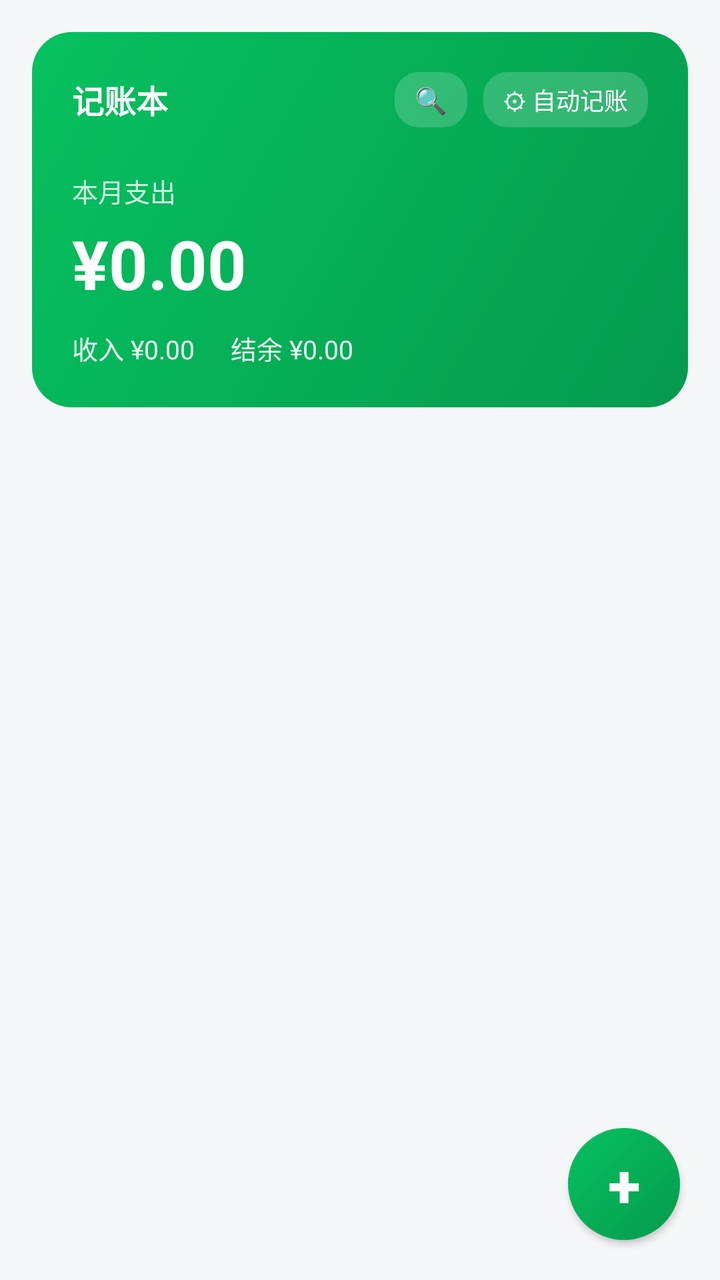
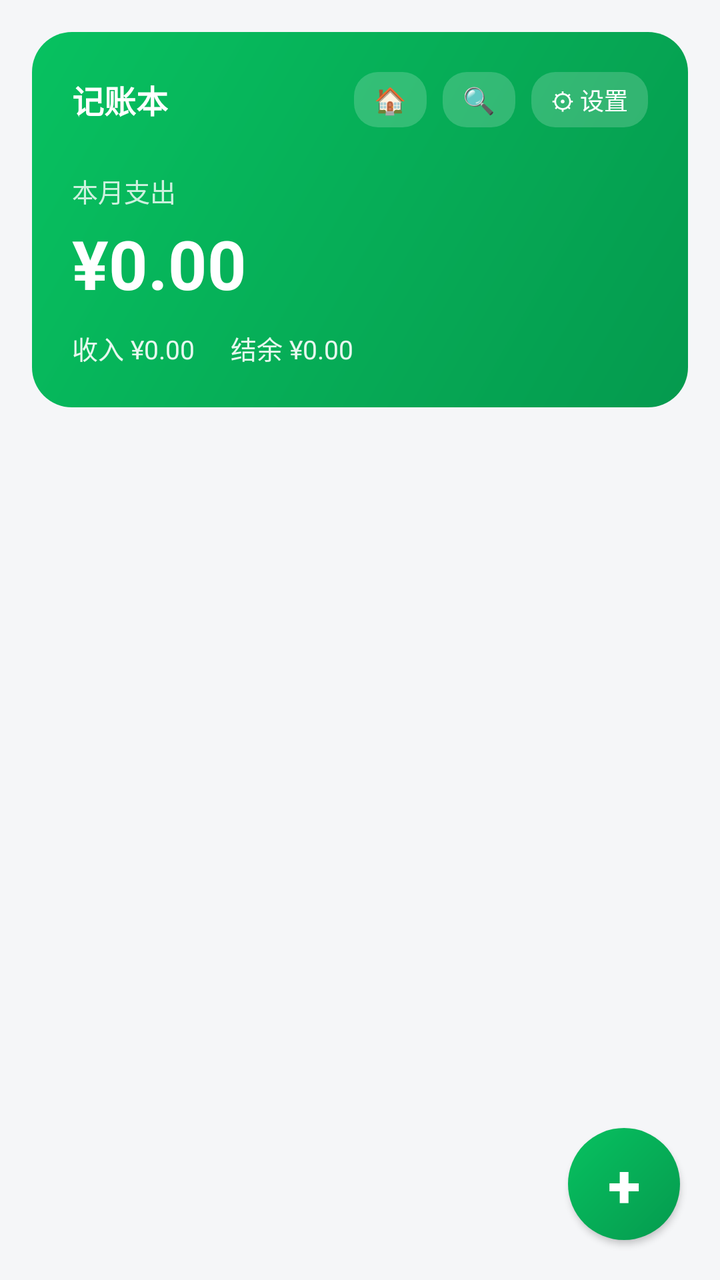

An Android layout rendered at two revisions. The XML below is the earlier revision; the diff shows what the commit changed to produce the second picture.
<!-- AndroidManifest.xml: application theme AppTheme -->
<!-- res/layout/activity_main.xml -->
<?xml version="1.0" encoding="utf-8"?>
<FrameLayout xmlns:android="http://schemas.android.com/apk/res/android"
    android:layout_width="match_parent"
    android:layout_height="match_parent"
    android:background="@color/bg">

    <LinearLayout
        android:layout_width="match_parent"
        android:layout_height="match_parent"
        android:orientation="vertical">

        
        <LinearLayout
            android:id="@+id/stats_card"
            android:layout_width="match_parent"
            android:layout_height="wrap_content"
            android:layout_margin="16dp"
            android:background="@drawable/bg_stats_card"
            android:clickable="true"
            android:focusable="true"
            android:orientation="vertical"
            android:padding="20dp">

            <LinearLayout
                android:layout_width="match_parent"
                android:layout_height="wrap_content"
                android:gravity="center_vertical"
                android:orientation="horizontal">

                <TextView
                    android:layout_width="wrap_content"
                    android:layout_height="wrap_content"
                    android:text="记账本"
                    android:textColor="@color/white"
                    android:textSize="16sp"
                    android:textStyle="bold" />

                <Space
                    android:layout_width="0dp"
                    android:layout_height="1dp"
                    android:layout_weight="1" />

                <TextView
                    android:id="@+id/btn_search"
                    android:layout_width="wrap_content"
                    android:layout_height="wrap_content"
                    android:layout_marginEnd="8dp"
                    android:background="@drawable/bg_permission_chip"
                    android:clickable="true"
                    android:focusable="true"
                    android:paddingStart="10dp"
                    android:paddingEnd="10dp"
                    android:paddingTop="5dp"
                    android:paddingBottom="5dp"
                    android:text="🔍"
                    android:textColor="@color/white"
                    android:textSize="13sp" />

                <TextView
                    android:id="@+id/btn_permission"
                    android:layout_width="wrap_content"
                    android:layout_height="wrap_content"
                    android:background="@drawable/bg_permission_chip"
                    android:clickable="true"
                    android:focusable="true"
                    android:paddingStart="10dp"
                    android:paddingEnd="10dp"
                    android:paddingTop="5dp"
                    android:paddingBottom="5dp"
                    android:text="⚙ 自动记账"
                    android:textColor="@color/white"
                    android:textSize="12sp" />
            </LinearLayout>

            <TextView
                android:layout_width="wrap_content"
                android:layout_height="wrap_content"
                android:layout_marginTop="22dp"
                android:text="本月支出"
                android:textColor="@color/on_primary_sec"
                android:textSize="13sp" />

            <TextView
                android:id="@+id/month_expense"
                android:layout_width="wrap_content"
                android:layout_height="wrap_content"
                android:layout_marginTop="4dp"
                android:text="¥0.00"
                android:textColor="@color/white"
                android:textSize="34sp"
                android:textStyle="bold" />

            <LinearLayout
                android:layout_width="wrap_content"
                android:layout_height="wrap_content"
                android:layout_marginTop="10dp"
                android:orientation="horizontal">

                <TextView
                    android:id="@+id/month_income"
                    android:layout_width="wrap_content"
                    android:layout_height="wrap_content"
                    android:text="收入 ¥0.00"
                    android:textColor="@color/on_primary_dim"
                    android:textSize="13sp" />

                <TextView
                    android:id="@+id/month_balance"
                    android:layout_width="wrap_content"
                    android:layout_height="wrap_content"
                    android:layout_marginStart="18dp"
                    android:text="结余 ¥0.00"
                    android:textColor="@color/on_primary_dim"
                    android:textSize="13sp" />
            </LinearLayout>
        </LinearLayout>

        
        <FrameLayout
            android:layout_width="match_parent"
            android:layout_height="0dp"
            android:layout_weight="1">

            <ListView
                android:id="@+id/list"
                android:layout_width="match_parent"
                android:layout_height="match_parent"
                android:background="@color/bg"
                android:clipToPadding="false"
                android:divider="@null"
                android:dividerHeight="0dp"
                android:listSelector="@android:color/transparent"
                android:paddingTop="4dp"
                android:paddingBottom="88dp"
                android:scrollbarStyle="outsideOverlay" />

            <TextView
                android:id="@+id/empty_view"
                android:layout_width="match_parent"
                android:layout_height="match_parent"
                android:background="@color/bg"
                android:gravity="center"
                android:lineSpacingExtra="4dp"
                android:text="@string/empty_hint"
                android:textColor="@color/text_sec"
                android:textSize="15sp"
                android:visibility="gone" />
        </FrameLayout>
    </LinearLayout>

    
    <Button
        android:id="@+id/fab"
        android:layout_width="56dp"
        android:layout_height="56dp"
        android:layout_gravity="bottom|end"
        android:layout_margin="20dp"
        android:background="@drawable/bg_fab"
        android:elevation="6dp"
        android:gravity="center"
        android:padding="0dp"
        android:text="+"
        android:textColor="@color/white"
        android:textSize="30sp"
        android:textStyle="bold" />
</FrameLayout>
<!-- resources referenced by this layout -->
<resources>
  <color name="bg">#F5F6F8</color>
  <color name="on_primary_dim">#E6FFFFFF</color>
  <color name="on_primary_sec">#CCFFFFFF</color>
  <color name="text_sec">#8A919F</color>
  <color name="white">#FFFFFF</color>
  <!-- drawable bg_fab (drawable) -->
  <?xml version="1.0" encoding="utf-8"?>
  <ripple xmlns:android="http://schemas.android.com/apk/res/android"
      android:color="#33FFFFFF">
      <item android:id="@android:id/mask">
          <shape android:shape="oval">
              <solid android:color="#FFFFFFFF" />
          </shape>
      </item>
      <item>
          <shape android:shape="oval">
              <gradient
                  android:type="linear"
                  android:angle="315"
                  android:startColor="@color/primary"
                  android:endColor="@color/primary_dark" />
          </shape>
      </item>
  </ripple>
  <!-- drawable bg_permission_chip (drawable) -->
  <?xml version="1.0" encoding="utf-8"?>
  <shape xmlns:android="http://schemas.android.com/apk/res/android"
      android:shape="rectangle">
      <solid android:color="#2EFFFFFF" />
      <corners android:radius="12dp" />
  </shape>
  <!-- drawable bg_stats_card (drawable) -->
  <?xml version="1.0" encoding="utf-8"?>
  <shape xmlns:android="http://schemas.android.com/apk/res/android"
      android:shape="rectangle">
      <corners android:radius="20dp" />
      <gradient
          android:type="linear"
          android:angle="315"
          android:startColor="@color/primary"
          android:endColor="@color/primary_dark" />
  </shape>
  <string name="empty_hint">还没有账目\n点右下角 + 记一笔吧</string>
  <style name="AppTheme" parent="@android:style/Theme.Material.Light.NoActionBar">
          <item name="android:windowBackground">@color/bg</item>
          <item name="android:statusBarColor">@color/primary_dark</item>
          <item name="android:colorPrimary">@color/primary</item>
          <item name="android:colorPrimaryDark">@color/primary_dark</item>
          <item name="android:colorAccent">@color/primary</item>
      </style>
  <color name="primary">#07C160</color>
  <color name="primary_dark">#059A4E</color>
</resources>

<!-- the commit's change to res/layout/activity_main.xml (unified diff, before → after) -->
@@ -2,7 +2,7 @@
 <FrameLayout xmlns:android="http://schemas.android.com/apk/res/android"
     android:layout_width="match_parent"
     android:layout_height="match_parent"
-    android:background="@color/bg">
+    android:background="?attr/colorBg">
 
     <LinearLayout
         android:layout_width="match_parent"
@@ -41,6 +41,22 @@
                     android:layout_weight="1" />
 
                 <TextView
+                    android:id="@+id/btn_family"
+                    android:layout_width="wrap_content"
+                    android:layout_height="wrap_content"
+                    android:layout_marginEnd="8dp"
+                    android:background="@drawable/bg_permission_chip"
+                    android:clickable="true"
+                    android:focusable="true"
+                    android:paddingStart="10dp"
+                    android:paddingEnd="10dp"
+                    android:paddingTop="5dp"
+                    android:paddingBottom="5dp"
+                    android:text="🏠"
+                    android:textColor="@color/white"
+                    android:textSize="13sp" />
+
+                <TextView
                     android:id="@+id/btn_search"
                     android:layout_width="wrap_content"
                     android:layout_height="wrap_content"
@@ -67,7 +83,7 @@
                     android:paddingEnd="10dp"
                     android:paddingTop="5dp"
                     android:paddingBottom="5dp"
-                    android:text="⚙ 自动记账"
+                    android:text="⚙ 设置"
                     android:textColor="@color/white"
                     android:textSize="12sp" />
             </LinearLayout>
@@ -125,7 +141,7 @@
                 android:id="@+id/list"
                 android:layout_width="match_parent"
                 android:layout_height="match_parent"
-                android:background="@color/bg"
+                android:background="?attr/colorBg"
                 android:clipToPadding="false"
                 android:divider="@null"
                 android:dividerHeight="0dp"
@@ -138,11 +154,11 @@
                 android:id="@+id/empty_view"
                 android:layout_width="match_parent"
                 android:layout_height="match_parent"
-                android:background="@color/bg"
+                android:background="?attr/colorBg"
                 android:gravity="center"
                 android:lineSpacingExtra="4dp"
                 android:text="@string/empty_hint"
-                android:textColor="@color/text_sec"
+                android:textColor="?attr/colorTextSec"
                 android:textSize="15sp"
                 android:visibility="gone" />
         </FrameLayout>
<!-- resource entries referenced after the edit -->
@@ -1,6 +1,8 @@
 <!-- resources referenced by this layout -->
 <resources>
   <color name="bg">#F5F6F8</color>
+  <color name="card">#FFFFFF</color>
+  <color name="text_main">#1F2329</color>
   <color name="on_primary_dim">#E6FFFFFF</color>
   <color name="on_primary_sec">#CCFFFFFF</color>
   <color name="text_sec">#8A919F</color>
@@ -49,6 +51,10 @@
           <item name="android:colorPrimary">@color/primary</item>
           <item name="android:colorPrimaryDark">@color/primary_dark</item>
           <item name="android:colorAccent">@color/primary</item>
+          <item name="colorBg">@color/bg</item>
+          <item name="colorCard">@color/card</item>
+          <item name="colorTextMain">@color/text_main</item>
+          <item name="colorTextSec">@color/text_sec</item>
       </style>
   <color name="primary">#07C160</color>
   <color name="primary_dark">#059A4E</color>
